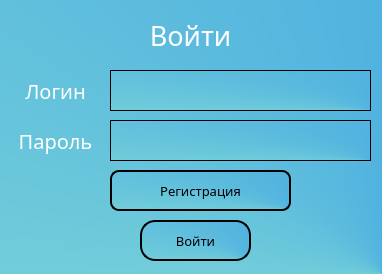
Animila/PyWeather, file auth.ui: the form before one commit.
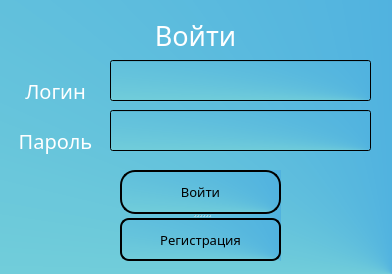
The form after the commit.

What changed in the file:
```diff
--- a/auth.ui
+++ b/auth.ui
@@ -6,7 +6,7 @@
    <rect>
     <x>0</x>
     <y>0</y>
-    <width>382</width>
+    <width>392</width>
     <height>274</height>
    </rect>
   </property>
@@ -22,7 +22,7 @@
      <rect>
       <x>0</x>
       <y>10</y>
-      <width>381</width>
+      <width>391</width>
       <height>51</height>
      </rect>
     </property>
@@ -49,21 +49,6 @@
      <set>Qt::AlignCenter</set>
     </property>
    </widget>
-   <widget class="QTextEdit" name="login">
-    <property name="geometry">
-     <rect>
-      <x>110</x>
-      <y>70</y>
-      <width>261</width>
-      <height>41</height>
-     </rect>
-    </property>
-    <property name="font">
-     <font>
-      <pointsize>20</pointsize>
-     </font>
-    </property>
-   </widget>
    <widget class="QLabel" name="label_2">
     <property name="geometry">
      <rect>
@@ -90,21 +75,6 @@
      <set>Qt::AlignCenter</set>
     </property>
    </widget>
-   <widget class="QTextEdit" name="password">
-    <property name="geometry">
-     <rect>
-      <x>110</x>
-      <y>120</y>
-      <width>261</width>
-      <height>41</height>
-     </rect>
-    </property>
-    <property name="font">
-     <font>
-      <pointsize>20</pointsize>
-     </font>
-    </property>
-   </widget>
    <widget class="QLabel" name="label_3">
     <property name="geometry">
      <rect>
@@ -131,59 +101,76 @@
      <set>Qt::AlignCenter</set>
     </property>
    </widget>
-   <widget class="QPushButton" name="check">
+   <widget class="QLineEdit" name="login">
     <property name="geometry">
      <rect>
-      <x>140</x>
-      <y>220</y>
-      <width>111</width>
+      <x>110</x>
+      <y>60</y>
+      <width>261</width>
       <height>41</height>
      </rect>
     </property>
-    <property name="font">
-     <font>
-      <family>Dubai Medium</family>
-      <pointsize>10</pointsize>
-     </font>
-    </property>
-    <property name="styleSheet">
-     <string notr="true">QPushButton {
-color: rgb(0, 0, 0);
-border-radius: 15px;
-border-style: outset;
-border-width: 1.5px;
-}</string>
-    </property>
-    <property name="text">
-     <string>Войти</string>
-    </property>
    </widget>
-   <widget class="QPushButton" name="auth">
+   <widget class="QLineEdit" name="password">
     <property name="geometry">
      <rect>
       <x>110</x>
+      <y>110</y>
+      <width>261</width>
+      <height>41</height>
+     </rect>
+    </property>
+   </widget>
+   <widget class="QSplitter" name="splitter">
+    <property name="geometry">
+     <rect>
+      <x>120</x>
       <y>170</y>
-      <width>181</width>
-      <height>41</height>
+      <width>161</width>
+      <height>91</height>
      </rect>
     </property>
-    <property name="font">
-     <font>
-      <family>Dubai Medium</family>
-      <pointsize>10</pointsize>
-     </font>
+    <property name="orientation">
+     <enum>Qt::Vertical</enum>
     </property>
-    <property name="styleSheet">
-     <string notr="true">QPushButton {
+    <widget class="QPushButton" name="auth">
+     <property name="font">
+      <font>
+       <family>Dubai Medium</family>
+       <pointsize>10</pointsize>
+      </font>
+     </property>
+     <property name="styleSheet">
+      <string notr="true">QPushButton {
+color: rgb(0, 0, 0);
+border-radius: 15px;
+border-style: outset;
+border-width: 1.5px;
+}</string>
+     </property>
+     <property name="text">
+      <string>Войти</string>
+     </property>
+    </widget>
+    <widget class="QPushButton" name="reg">
+     <property name="font">
+      <font>
+       <family>Dubai Medium</family>
+       <pointsize>10</pointsize>
+      </font>
+     </property>
+     <property name="styleSheet">
+      <string notr="true">QPushButton {
 color: rgb(0, 0, 0);
 border-radius: 9px;
 border-style: outset;
 border-width: 1.5px;
 }</string>
-    </property>
-    <property name="text">
-     <string>Регистрация</string>
-    </property>
+     </property>
+     <property name="text">
+      <string>Регистрация</string>
+     </property>
+    </widget>
    </widget>
   </widget>
  </widget>
```
